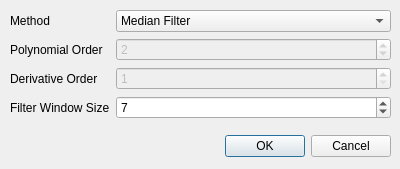
Qt form filterdialog.ui (VespucciProject/Vespucci) before a commit.
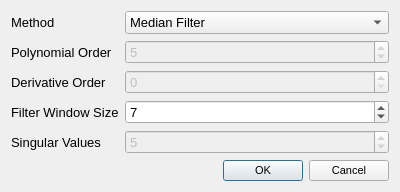
The same form after that commit.

The edit to the form file:
```diff
--- a/filterdialog.ui
+++ b/filterdialog.ui
@@ -7,38 +7,21 @@
     <x>0</x>
     <y>0</y>
     <width>400</width>
-    <height>169</height>
+    <height>171</height>
    </rect>
   </property>
+  <property name="font">
+   <font>
+    <pointsize>10</pointsize>
+   </font>
+  </property>
   <property name="windowTitle">
    <string>Dialog</string>
   </property>
-  <widget class="QDialogButtonBox" name="buttonBox">
-   <property name="geometry">
-    <rect>
-     <x>50</x>
-     <y>130</y>
-     <width>341</width>
-     <height>32</height>
-    </rect>
+  <layout class="QFormLayout" name="formLayout_2">
+   <property name="fieldGrowthPolicy">
+    <enum>QFormLayout::AllNonFixedFieldsGrow</enum>
    </property>
-   <property name="orientation">
-    <enum>Qt::Horizontal</enum>
-   </property>
-   <property name="standardButtons">
-    <set>QDialogButtonBox::Cancel|QDialogButtonBox::Ok</set>
-   </property>
-  </widget>
-  <widget class="QWidget" name="formLayoutWidget">
-   <property name="geometry">
-    <rect>
-     <x>10</x>
-     <y>10</y>
-     <width>381</width>
-     <height>111</height>
-    </rect>
-   </property>
-   <layout class="QFormLayout" name="formLayout">
     <item row="0" column="0">
      <widget class="QLabel" name="label">
       <property name="text">
@@ -46,6 +29,30 @@
       </property>
      </widget>
     </item>
+   <item row="0" column="1">
+    <widget class="QComboBox" name="methodComboBox">
+     <item>
+      <property name="text">
+       <string>Median Filter</string>
+      </property>
+     </item>
+     <item>
+      <property name="text">
+       <string>Moving Average Filter</string>
+      </property>
+     </item>
+     <item>
+      <property name="text">
+       <string>Derivatize/Savitzky-Golay Smoothing</string>
+      </property>
+     </item>
+     <item>
+      <property name="text">
+       <string>Truncated SVD Denoise</string>
+      </property>
+     </item>
+    </widget>
+   </item>
     <item row="1" column="0">
      <widget class="QLabel" name="label_2">
       <property name="text">
@@ -53,6 +60,19 @@
       </property>
      </widget>
     </item>
+   <item row="1" column="1">
+    <widget class="QSpinBox" name="polynomialSpinBox">
+     <property name="enabled">
+      <bool>false</bool>
+     </property>
+     <property name="minimum">
+      <number>1</number>
+     </property>
+     <property name="value">
+      <number>5</number>
+     </property>
+    </widget>
+   </item>
     <item row="2" column="0">
      <widget class="QLabel" name="label_3">
       <property name="text">
@@ -60,6 +80,19 @@
       </property>
      </widget>
     </item>
+   <item row="2" column="1">
+    <widget class="QSpinBox" name="derivativeSpinBox">
+     <property name="enabled">
+      <bool>false</bool>
+     </property>
+     <property name="minimum">
+      <number>0</number>
+     </property>
+     <property name="value">
+      <number>0</number>
+     </property>
+    </widget>
+   </item>
     <item row="3" column="0">
      <widget class="QLabel" name="label_4">
       <property name="text">
@@ -67,29 +100,6 @@
       </property>
      </widget>
     </item>
-    <item row="1" column="1">
-     <widget class="QSpinBox" name="polynomialSpinBox">
-      <property name="enabled">
-       <bool>false</bool>
-      </property>
-      <property name="minimum">
-       <number>1</number>
-      </property>
-      <property name="value">
-       <number>2</number>
-      </property>
-     </widget>
-    </item>
-    <item row="2" column="1">
-     <widget class="QSpinBox" name="derivativeSpinBox">
-      <property name="enabled">
-       <bool>false</bool>
-      </property>
-      <property name="minimum">
-       <number>1</number>
-      </property>
-     </widget>
-    </item>
     <item row="3" column="1">
      <widget class="QSpinBox" name="windowSpinBox">
       <property name="minimum">
@@ -103,37 +113,45 @@
       </property>
      </widget>
     </item>
-    <item row="0" column="1">
-     <widget class="QComboBox" name="methodComboBox">
-      <item>
-       <property name="text">
-        <string>Median Filter</string>
-       </property>
-      </item>
-      <item>
-       <property name="text">
-        <string>Moving Average Filter</string>
-       </property>
-      </item>
-      <item>
-       <property name="text">
-        <string>Derivative Filter</string>
-       </property>
-      </item>
-      <item>
-       <property name="text">
-        <string>Savitzky-Golay Smoothing</string>
-       </property>
-      </item>
-      <item>
+   <item row="5" column="1">
+    <widget class="QDialogButtonBox" name="buttonBox">
+     <property name="font">
+      <font>
+       <pointsize>8</pointsize>
+      </font>
+     </property>
+     <property name="orientation">
+      <enum>Qt::Horizontal</enum>
+     </property>
+     <property name="standardButtons">
+      <set>QDialogButtonBox::Cancel|QDialogButtonBox::Ok</set>
+     </property>
+    </widget>
+   </item>
+   <item row="4" column="1">
+    <widget class="QSpinBox" name="singularValuesSpinBox">
+     <property name="enabled">
+      <bool>false</bool>
+     </property>
+     <property name="minimum">
+      <number>3</number>
+     </property>
+     <property name="maximum">
+      <number>30</number>
+     </property>
+     <property name="value">
+      <number>5</number>
+     </property>
+    </widget>
+   </item>
+   <item row="4" column="0">
+    <widget class="QLabel" name="label_5">
        <property name="text">
-        <string>Singular Value Decomposition</string>
-       </property>
-      </item>
+      <string>Singular Values</string>
+     </property>
      </widget>
     </item>
    </layout>
-  </widget>
  </widget>
  <resources/>
  <connections>
```
Left out of the diff: 2 changed lines with no effect on the pictures. Lines whose indentation alone changed are shown as unchanged.
